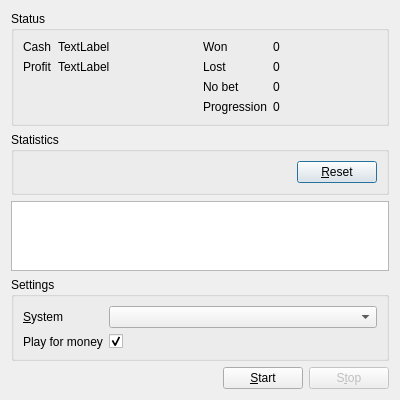
The window that source/casinodialog.ui (martin-kudlicka/roulette-bot) describes before a commit, drawn with Qt 5.
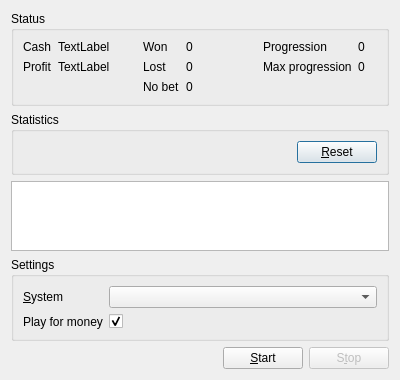
The same window after the commit.

Commit message: + max progression statistic

The edit to the form file:
```diff
--- a/source/casinodialog.ui
+++ b/source/casinodialog.ui
@@ -7,7 +7,7 @@
     <x>0</x>
     <y>0</y>
     <width>400</width>
-    <height>348</height>
+    <height>373</height>
    </rect>
   </property>
   <property name="windowTitle">
@@ -96,20 +96,38 @@
           </property>
          </widget>
         </item>
-        <item row="3" column="0">
+       </layout>
+      </item>
+      <item>
+       <layout class="QFormLayout" name="formLayout_4">
+        <item row="0" column="0">
          <widget class="QLabel" name="label_8">
           <property name="text">
            <string>Progression</string>
           </property>
          </widget>
         </item>
-        <item row="3" column="1">
+        <item row="0" column="1">
          <widget class="QLabel" name="qlProgression">
           <property name="text">
            <string>0</string>
           </property>
          </widget>
         </item>
+        <item row="1" column="0">
+         <widget class="QLabel" name="label_9">
+          <property name="text">
+           <string>Max progression</string>
+          </property>
+         </widget>
+        </item>
+        <item row="1" column="1">
+         <widget class="QLabel" name="qlMaxProgression">
+          <property name="text">
+           <string>0</string>
+          </property>
+         </widget>
+        </item>
        </layout>
       </item>
      </layout>
```
The commit also changes 2 other files.
